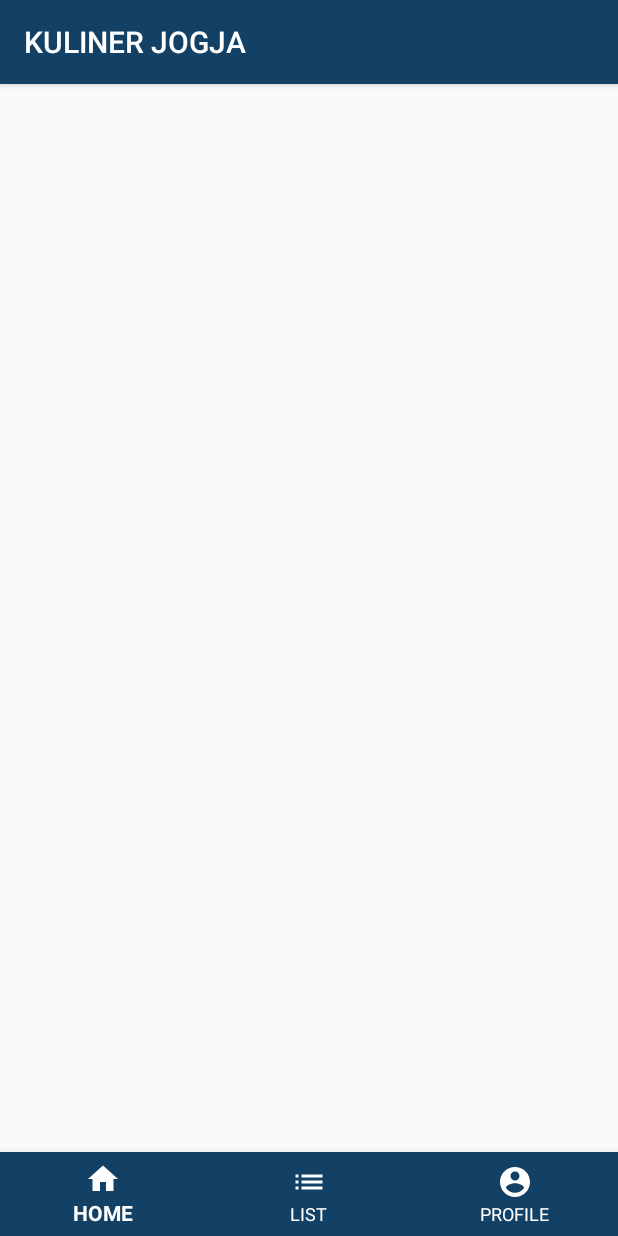
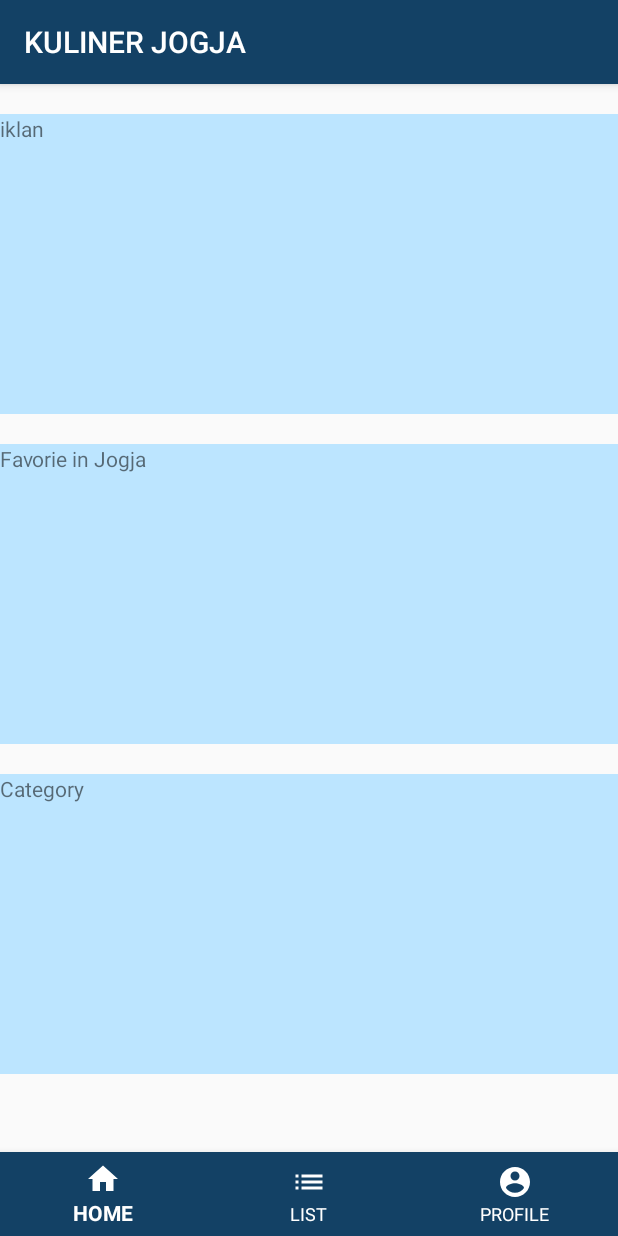
Before and after one commit to almira-haswinitha/Kuliner-Jogja-AppMobile, an Android app: the screen it shows after launch (MainActivity), on a phone screen of 412 x 824 dp. Run offline under Robolectric (Android 15) with nearby library versions, the phone set to English and light mode, and no system bars.

Commit message:
menambahkan isi sementara pada fragment dan java

```diff
--- a/app/src/main/java/com/example/kulinerjogja/fragment/HomeFragment.java
+++ b/app/src/main/java/com/example/kulinerjogja/fragment/HomeFragment.java
@@ -14,5 +14,7 @@ import com.example.kulinerjogja.R;
 public class HomeFragment extends Fragment {
     @Nullable
     @Override
-
+    public View onCreateView(@NonNull LayoutInflater inflater, @Nullable ViewGroup container, @Nullable Bundle savedInstanceState) {
+        return inflater.inflate(R.layout.fragment_home,container,false);
+    }
 }
--- a/app/src/main/java/com/example/kulinerjogja/fragment/ListFragment.java
+++ b/app/src/main/java/com/example/kulinerjogja/fragment/ListFragment.java
@@ -14,5 +14,7 @@ import com.example.kulinerjogja.R;
 public class ListFragment extends Fragment {
     @Nullable
     @Override
-
+    public View onCreateView(@NonNull LayoutInflater inflater, @Nullable ViewGroup container, @Nullable Bundle savedInstanceState) {
+        return inflater.inflate(R.layout.fragment_list, container, false);
+    }
 }
--- a/app/src/main/java/com/example/kulinerjogja/fragment/ProfileFragment.java
+++ b/app/src/main/java/com/example/kulinerjogja/fragment/ProfileFragment.java
@@ -14,5 +14,7 @@ import com.example.kulinerjogja.R;
 public class ProfileFragment extends Fragment {
     @Nullable
     @Override
-
+    public View onCreateView(@NonNull LayoutInflater inflater, @Nullable ViewGroup container, @Nullable Bundle savedInstanceState) {
+        return inflater.inflate(R.layout.fragment_profile, container, false);
+    }
 }
--- a/app/src/main/res/layout/fragment_home.xml
+++ b/app/src/main/res/layout/fragment_home.xml
@@ -3,5 +3,44 @@
     android:layout_width="match_parent"
     android:layout_height="match_parent">
 
+    <LinearLayout
+        android:layout_width="match_parent"
+        android:layout_marginTop="20dp"
+        android:layout_height="655dp"
+        android:orientation="vertical">
 
+        <LinearLayout
+            android:layout_width="match_parent"
+            android:layout_height="200dp"
+            android:background="@color/birumuda">
+            <TextView
+                android:layout_width="wrap_content"
+                android:layout_height="wrap_content"
+                android:text="iklan"/>
+        </LinearLayout>
+
+        <LinearLayout
+            android:layout_width="match_parent"
+            android:layout_height="200dp"
+            android:layout_marginTop="20dp"
+            android:background="@color/birumuda">
+            <TextView
+                android:id="@+id/txtFavorit"
+                android:layout_width="match_parent"
+                android:layout_height="wrap_content"
+                android:text="@string/favorite" />
+        </LinearLayout>
+
+        <LinearLayout
+            android:layout_width="match_parent"
+            android:layout_height="200dp"
+            android:layout_marginTop="20dp"
+            android:background="@color/birumuda">
+            <TextView
+                android:id="@+id/txtKategori"
+                android:layout_width="match_parent"
+                android:layout_height="wrap_content"
+                android:text="@string/category" />
+        </LinearLayout>
+    </LinearLayout>
 </RelativeLayout>
--- a/app/src/main/res/layout/fragment_profile.xml
+++ b/app/src/main/res/layout/fragment_profile.xml
@@ -2,5 +2,9 @@
 <RelativeLayout xmlns:android="http://schemas.android.com/apk/res/android"
     android:layout_width="match_parent"
     android:layout_height="match_parent">
-
+    <TextView
+        android:layout_width="wrap_content"
+        android:layout_height="wrap_content"
+        android:layout_centerInParent="true"
+        android:text="@string/profile"/>
 </RelativeLayout>
```
